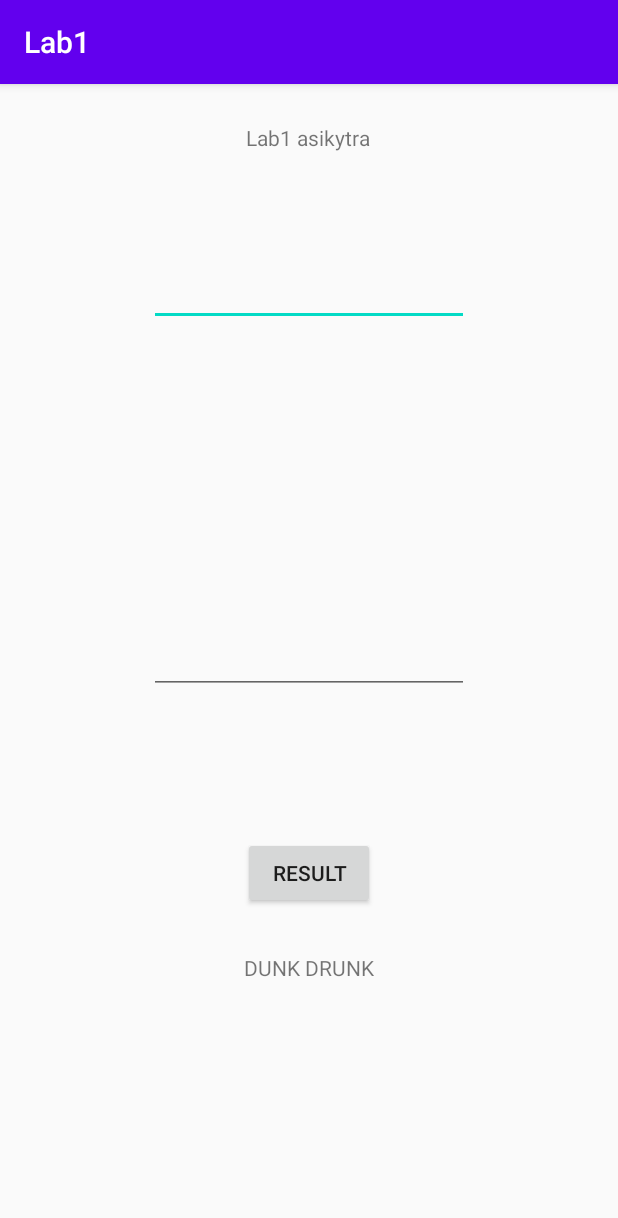
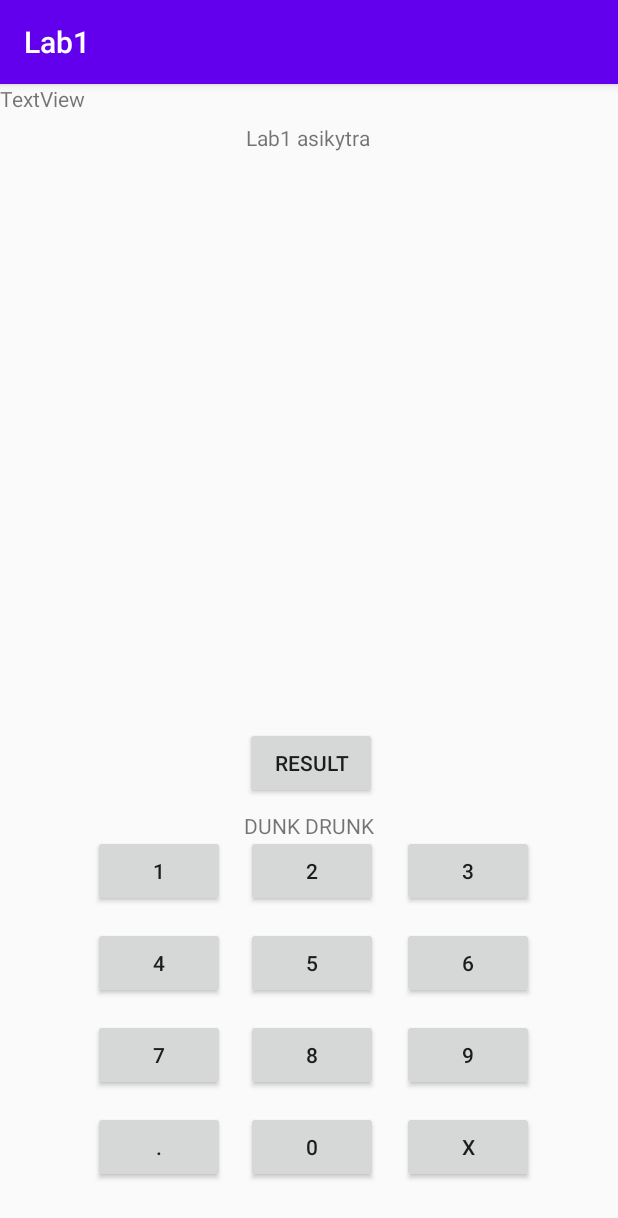
Before and after one commit to artykisa/Android_Labs, an Android app: the screen it shows after launch (MainActivity), on a phone screen of 412 x 824 dp. Shown: the top 1218 px of the screen. Run offline under Robolectric (Android 15) with nearby library versions, the phone set to English and light mode, and no system bars.

Commit message:
added buttons

```diff
--- a/lab1/app/src/main/java/com/example/lab1/MainActivity.kt
+++ b/lab1/app/src/main/java/com/example/lab1/MainActivity.kt
@@ -9,8 +9,52 @@ class MainActivity : AppCompatActivity() {
         super.onCreate(savedInstanceState)
         setContentView(R.layout.activity_main)
 
-        button_result.setOnClickListener {
-            resultText.text = "Hello Kitty!"
+        button_1.setOnClickListener {
+            resultText.text = "1"
+        }
+
+        button_2.setOnClickListener {
+            resultText.text = "2"
+        }
+
+        button_3.setOnClickListener {
+            resultText.text = "3"
+        }
+
+        button_4.setOnClickListener {
+            resultText.text = "4"
+        }
+
+        button_5.setOnClickListener {
+            resultText.text = "5"
+        }
+
+        button_6.setOnClickListener {
+            resultText.text = "6"
+        }
+
+        button_7.setOnClickListener {
+            resultText.text = "7"
+        }
+
+        button_8.setOnClickListener {
+            resultText.text = "8"
+        }
+
+        button_9.setOnClickListener {
+            resultText.text = "9"
+        }
+
+        button_0.setOnClickListener {
+            resultText.text = "0"
+        }
+
+        button_x.setOnClickListener {
+            resultText.text = ""
+        }
+
+        button_dot.setOnClickListener {
+            resultText.text = "."
         }
     }
 }
--- a/lab1/app/src/main/res/layout/activity_main.xml
+++ b/lab1/app/src/main/res/layout/activity_main.xml
@@ -18,46 +18,174 @@
         app:layout_constraintTop_toTopOf="parent"
         app:layout_constraintVertical_bias="0.035" />
 
-    <EditText
-        android:id="@+id/editTextNumber"
-        android:layout_width="wrap_content"
-        android:layout_height="wrap_content"
-        android:layout_marginTop="116dp"
-        android:ems="10"
-        android:inputType="number"
-        app:layout_constraintEnd_toEndOf="@+id/editTextNumber2"
-        app:layout_constraintStart_toStartOf="@+id/editTextNumber2"
-        app:layout_constraintTop_toTopOf="parent" />
-
-    <EditText
-        android:id="@+id/editTextNumber2"
-        android:layout_width="wrap_content"
-        android:layout_height="wrap_content"
-        android:ems="10"
-        android:inputType="number"
-        app:layout_constraintBottom_toBottomOf="parent"
-        app:layout_constraintEnd_toEndOf="parent"
-        app:layout_constraintStart_toStartOf="parent"
-        app:layout_constraintTop_toTopOf="parent" />
-
     <TextView
         android:id="@+id/resultText"
         android:layout_width="wrap_content"
         android:layout_height="wrap_content"
-        android:layout_marginBottom="169dp"
+        android:layout_marginBottom="264dp"
         android:text="DUNK DRUNK"
         app:layout_constraintBottom_toBottomOf="parent"
         app:layout_constraintEnd_toEndOf="parent"
+        app:layout_constraintHorizontal_bias="0.501"
         app:layout_constraintStart_toStartOf="parent" />
 
     <Button
         android:id="@+id/button_result"
         android:layout_width="wrap_content"
         android:layout_height="wrap_content"
-        android:layout_marginBottom="29dp"
+        android:layout_marginBottom="8dp"
         android:text="Result"
         app:layout_constraintBottom_toTopOf="@+id/resultText"
         app:layout_constraintEnd_toEndOf="parent"
+        app:layout_constraintHorizontal_bias="0.504"
         app:layout_constraintStart_toStartOf="parent" />
 
+    <Button
+        android:id="@+id/button_8"
+        android:layout_width="wrap_content"
+        android:layout_height="wrap_content"
+        android:layout_marginTop="13dp"
+        android:layout_marginEnd="16dp"
+        android:layout_marginRight="16dp"
+        android:text="8"
+        app:layout_constraintEnd_toStartOf="@+id/button_9"
+        app:layout_constraintStart_toEndOf="@+id/button_7"
+        app:layout_constraintTop_toBottomOf="@+id/button_5" />
+
+    <Button
+        android:id="@+id/button_7"
+        android:layout_width="wrap_content"
+        android:layout_height="wrap_content"
+        android:layout_marginStart="5dp"
+        android:layout_marginLeft="5dp"
+        android:layout_marginEnd="14dp"
+        android:layout_marginRight="14dp"
+        android:text="7"
+        app:layout_constraintBaseline_toBaselineOf="@+id/button_8"
+        app:layout_constraintEnd_toStartOf="@+id/button_8"
+        app:layout_constraintHorizontal_chainStyle="packed"
+        app:layout_constraintStart_toStartOf="parent" />
+
+    <Button
+        android:id="@+id/button_9"
+        android:layout_width="wrap_content"
+        android:layout_height="wrap_content"
+        android:text="9"
+        app:layout_constraintBaseline_toBaselineOf="@+id/button_8"
+        app:layout_constraintEnd_toEndOf="parent"
+        app:layout_constraintStart_toEndOf="@+id/button_8" />
+
+    <Button
+        android:id="@+id/button_x"
+        android:layout_width="wrap_content"
+        android:layout_height="wrap_content"
+        android:text="x"
+        app:layout_constraintBaseline_toBaselineOf="@+id/button_0"
+        app:layout_constraintEnd_toEndOf="parent"
+        app:layout_constraintStart_toEndOf="@+id/button_0" />
+
+    <Button
+        android:id="@+id/button_0"
+        android:layout_width="wrap_content"
+        android:layout_height="wrap_content"
+        android:layout_marginTop="13dp"
+        android:layout_marginEnd="16dp"
+        android:layout_marginRight="16dp"
+        android:text="0"
+        app:layout_constraintEnd_toStartOf="@+id/button_x"
+        app:layout_constraintStart_toEndOf="@+id/button_dot"
+        app:layout_constraintTop_toBottomOf="@+id/button_8" />
+
+    <Button
+        android:id="@+id/button_dot"
+        android:layout_width="wrap_content"
+        android:layout_height="wrap_content"
+        android:layout_marginStart="5dp"
+        android:layout_marginLeft="5dp"
+        android:layout_marginEnd="14dp"
+        android:layout_marginRight="14dp"
+        android:text="."
+        app:layout_constraintBaseline_toBaselineOf="@+id/button_0"
+        app:layout_constraintEnd_toStartOf="@+id/button_0"
+        app:layout_constraintHorizontal_chainStyle="packed"
+        app:layout_constraintStart_toStartOf="parent" />
+
+    <Button
+        android:id="@+id/button_4"
+        android:layout_width="wrap_content"
+        android:layout_height="wrap_content"
+        android:layout_marginStart="5dp"
+        android:layout_marginLeft="5dp"
+        android:layout_marginEnd="14dp"
+        android:layout_marginRight="14dp"
+        android:text="4"
+        app:layout_constraintBaseline_toBaselineOf="@+id/button_5"
+        app:layout_constraintEnd_toStartOf="@+id/button_5"
+        app:layout_constraintHorizontal_chainStyle="packed"
+        app:layout_constraintStart_toStartOf="parent" />
+
+    <Button
+        android:id="@+id/button_5"
+        android:layout_width="wrap_content"
+        android:layout_height="wrap_content"
+        android:layout_marginTop="13dp"
+        android:layout_marginEnd="16dp"
+        android:layout_marginRight="16dp"
+        android:text="5"
+        app:layout_constraintEnd_toStartOf="@+id/button_6"
+        app:layout_constraintStart_toEndOf="@+id/button_4"
+        app:layout_constraintTop_toBottomOf="@+id/button_2" />
+
+    <Button
+        android:id="@+id/button_6"
+        android:layout_width="wrap_content"
+        android:layout_height="wrap_content"
+        android:text="6"
+        app:layout_constraintBaseline_toBaselineOf="@+id/button_5"
+        app:layout_constraintEnd_toEndOf="parent"
+        app:layout_constraintStart_toEndOf="@+id/button_5" />
+
+    <Button
+        android:id="@+id/button_1"
+        android:layout_width="wrap_content"
+        android:layout_height="wrap_content"
+        android:layout_marginStart="5dp"
+        android:layout_marginLeft="5dp"
+        android:layout_marginEnd="14dp"
+        android:layout_marginRight="14dp"
+        android:text="1"
+        app:layout_constraintBaseline_toBaselineOf="@+id/button_2"
+        app:layout_constraintEnd_toStartOf="@+id/button_2"
+        app:layout_constraintHorizontal_chainStyle="packed"
+        app:layout_constraintStart_toStartOf="parent" />
+
+    <Button
+        android:id="@+id/button_3"
+        android:layout_width="wrap_content"
+        android:layout_height="wrap_content"
+        android:text="3"
+        app:layout_constraintBaseline_toBaselineOf="@+id/button_2"
+        app:layout_constraintEnd_toEndOf="parent"
+        app:layout_constraintStart_toEndOf="@+id/button_2" />
+
+    <Button
+        android:id="@+id/button_2"
+        android:layout_width="wrap_content"
+        android:layout_height="wrap_content"
+        android:layout_marginTop="16dp"
+        android:layout_marginEnd="16dp"
+        android:layout_marginRight="16dp"
+        android:text="2"
+        app:layout_constraintEnd_toStartOf="@+id/button_3"
+        app:layout_constraintStart_toEndOf="@+id/button_1"
+        app:layout_constraintTop_toTopOf="@+id/resultText" />
+
+    <TextView
+        android:id="@+id/result_Text"
+        android:layout_width="wrap_content"
+        android:layout_height="wrap_content"
+        android:text="TextView"
+        tools:layout_editor_absoluteX="171dp"
+        tools:layout_editor_absoluteY="97dp" />
+
 </androidx.constraintlayout.widget.ConstraintLayout>
```
